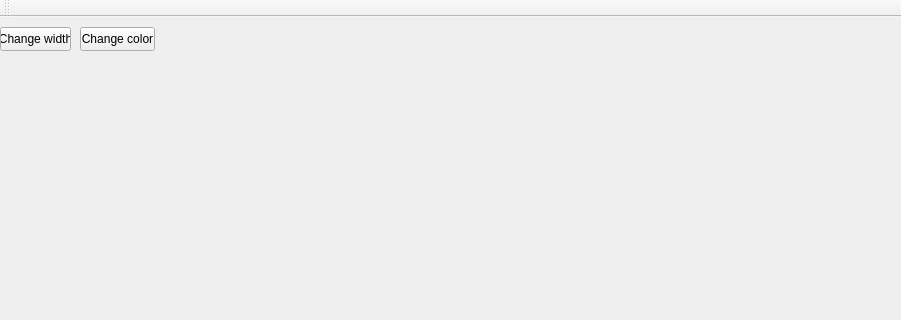
First picture: the form in ProjectC++/GraphicInterface/DrawingInterface.ui, repository andreeamacsim/ProjectModernCpp, before the edit; both pictures show x 0 to 901 and y 0 to 320 of the 901 by 498 pixel window.
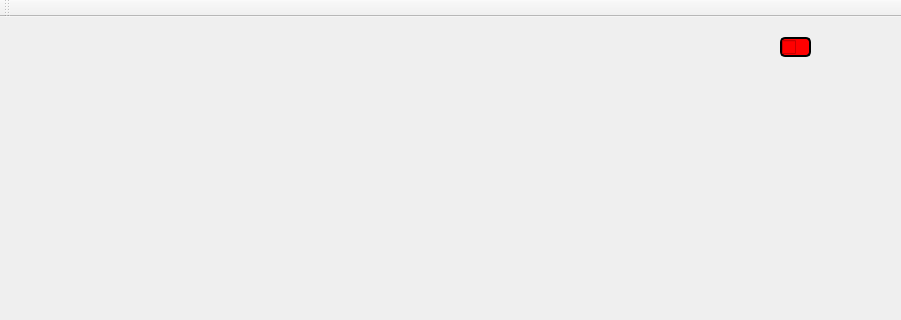
Second picture: the form after the edit.

Commit message: I worked to be able to change the color of the pen and I checked this for a single color.

```diff
--- a/ProjectC++/GraphicInterface/DrawingInterface.ui
+++ b/ProjectC++/GraphicInterface/DrawingInterface.ui
@@ -14,30 +14,22 @@
    <string>DrawingInterface</string>
   </property>
   <widget class="QWidget" name="centralWidget">
-   <widget class="QPushButton" name="changeColorButton">
+   <widget class="QCheckBox" name="red">
     <property name="geometry">
      <rect>
-      <x>80</x>
-      <y>10</y>
-      <width>75</width>
-      <height>24</height>
+      <x>780</x>
+      <y>20</y>
+      <width>31</width>
+      <height>20</height>
      </rect>
     </property>
-    <property name="text">
-     <string>Change color</string>
+    <property name="styleSheet">
+     <string notr="true">background-color: red;
+border-radius: 5px;
+border: 2px solid black;</string>
     </property>
-   </widget>
-   <widget class="QPushButton" name="changeWidthButton">
-    <property name="geometry">
-     <rect>
-      <x>0</x>
-      <y>10</y>
-      <width>71</width>
-      <height>24</height>
-     </rect>
-    </property>
     <property name="text">
-     <string>Change width</string>
+     <string/>
     </property>
    </widget>
   </widget>
```
The commit also changes 5 other files.
